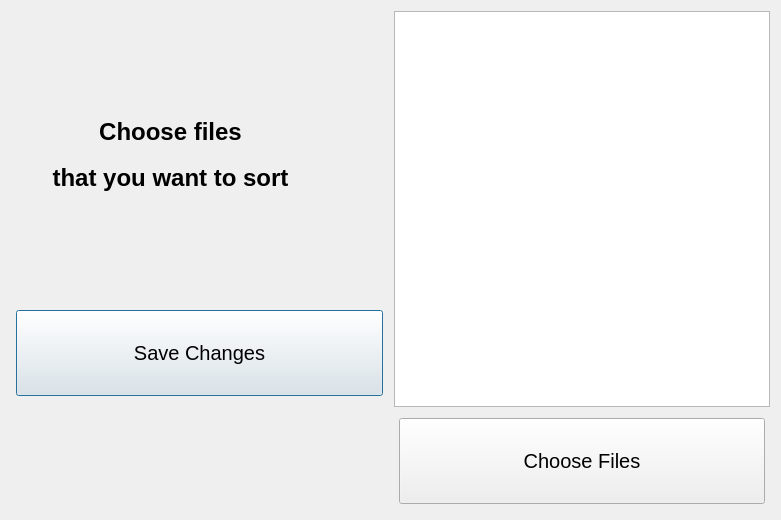
The window that interface/src/settingsdialog.ui (ZhukDima/ClusterProg) describes before a commit, drawn with Qt 5.
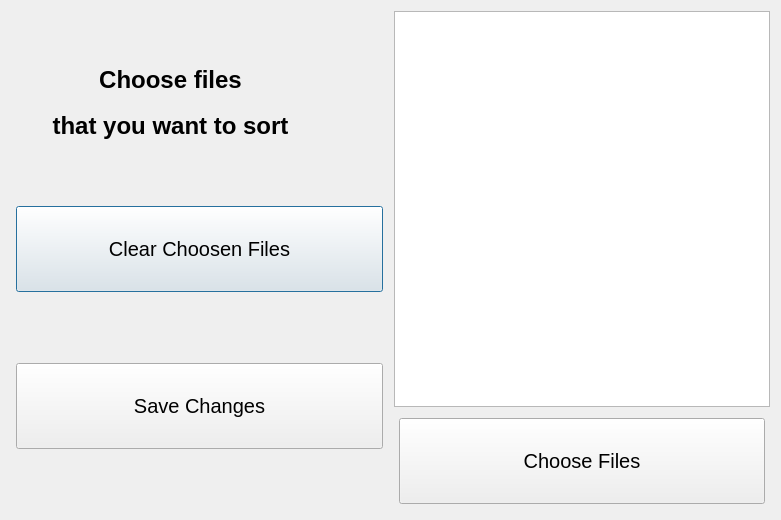
The same window after the commit.

Commit message: Added bg-colors to list related to saved or not. Dilog window on discard changes

Patch:
```diff
--- a/interface/src/settingsdialog.ui
+++ b/interface/src/settingsdialog.ui
@@ -32,6 +32,18 @@
        </property>
       </widget>
      </item>
+     <item>
+      <widget class="QPushButton" name="clearChoosenFiles">
+       <property name="styleSheet">
+        <string notr="true">font-size: 20px;
+padding: 30px;
+margin: 5px;</string>
+       </property>
+       <property name="text">
+        <string>Clear Choosen Files</string>
+       </property>
+      </widget>
+     </item>
      <item>
       <widget class="QPushButton" name="saveSettingsButton">
        <property name="styleSheet">
```
The commit also changes 7 other files.
